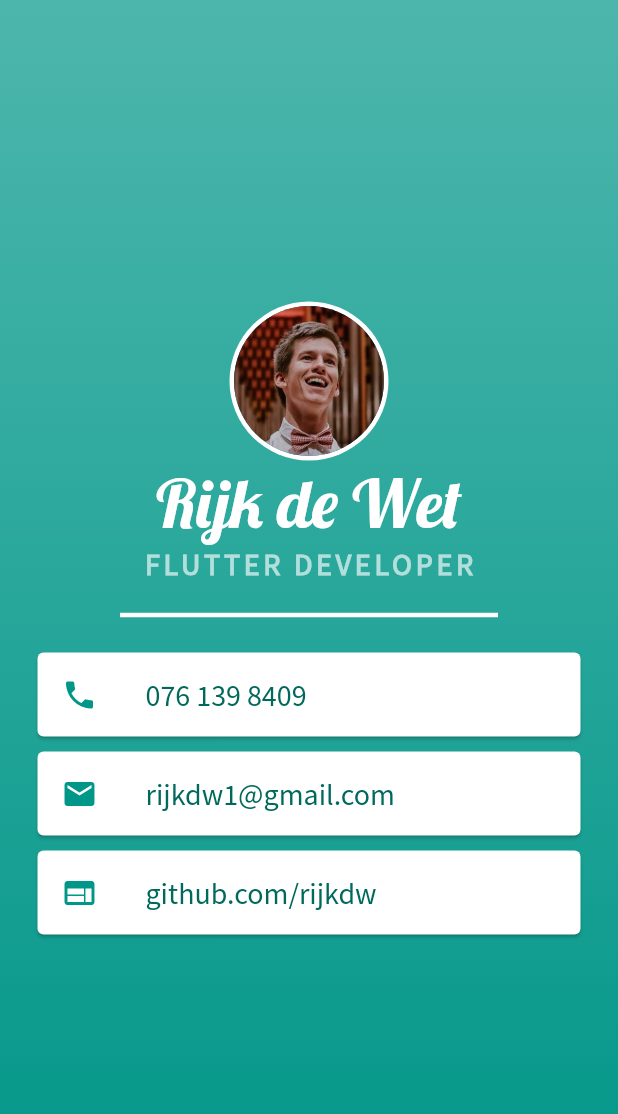
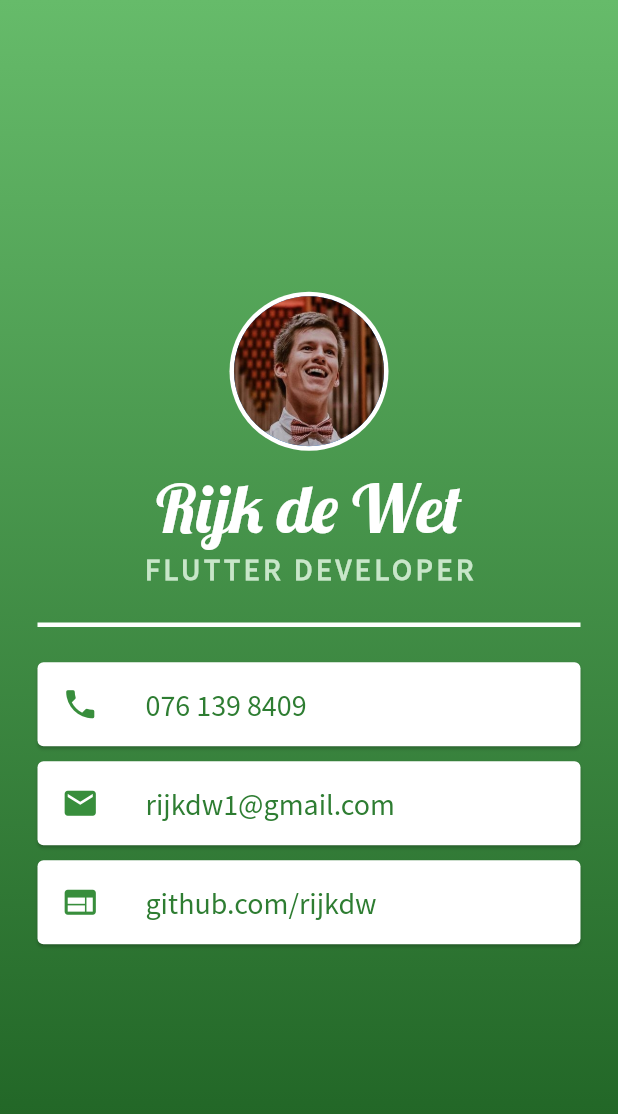
Before and after one commit to rijkdw/mi-card, a Flutter app: the screen it shows after launch, on a phone screen of 412 x 824 dp. Shown: the top 1114 px of the screen. Run offline on Flutter 3.47's test engine with Material 2 defaults, Android fonts, the phone set to English and light mode, and no system bars.

Commit message:
Clickable details, cohesive color theme

```diff
--- a/lib/main.dart
+++ b/lib/main.dart
@@ -1,6 +1,7 @@
 import 'package:flutter/cupertino.dart';
 import 'package:flutter/material.dart';
 import 'package:flutter/painting.dart';
+import 'package:url_launcher/url_launcher.dart';
 
 void main() => runApp(MyApp());
 
@@ -15,7 +16,10 @@ class MyApp extends StatelessWidget {
             gradient: LinearGradient(
               begin: Alignment.bottomCenter,
               end: Alignment.topCenter,
-              colors: [Colors.teal, Colors.teal[300]],
+              colors: [
+                Colors.green[900],
+                Colors.green[400],
+              ],
             ),
           ),
           child: SafeArea(
@@ -34,6 +38,9 @@ class MyApp extends StatelessWidget {
                     backgroundImage: AssetImage('images/me.jpg'),
                   ),
                 ),
+                SizedBox(
+                  height: 10,
+                ),
                 Text(
                   'Rijk de Wet',
                   style: TextStyle(
@@ -46,38 +53,38 @@ class MyApp extends StatelessWidget {
                   'FLUTTER DEVELOPER',
                   style: TextStyle(
                     fontSize: 20,
-                    color: Colors.teal[100],
+                    color: Colors.green[100],
                     fontFamily: 'Source Sans Pro',
                     fontWeight: FontWeight.bold,
                     letterSpacing: 2.5,
                   ),
                 ),
                 SizedBox(
-                  height: 7,
+                  height: 10,
                 ),
                 SizedBox(
                   height: 30,
                   child: Divider(
                     color: Colors.white,
                     thickness: 3,
-                    indent: 80,
-                    endIndent: 80,
+                    indent: 25,
+                    endIndent: 25,
                   ),
                 ),
                 DetailCard(
                   text: '076 139 8409',
                   iconData: Icons.phone,
-                  onPressed: () => print('phone pressed'),
+                  onPressed: () => launch('tel:0761398409'),
                 ),
                 DetailCard(
                   text: 'rijkdw1@gmail.com',
                   iconData: Icons.email,
-                  onPressed: () => print('email pressed'),
+                  onPressed: () => launch('mailto:rijkdw1@gmail.com'),
                 ),
                 DetailCard(
                   text: 'github.com/rijkdw',
                   iconData: Icons.web,
-                  onPressed: () => print('website pressed'),
+                  onPressed: () => launch('https://github.com/rijkdw'),
                 ),
               ],
             ),
@@ -89,7 +96,6 @@ class MyApp extends StatelessWidget {
 }
 
 class DetailCard extends StatelessWidget {
-
   final String text;
   final IconData iconData;
   final VoidCallback onPressed;
@@ -104,12 +110,13 @@ class DetailCard extends StatelessWidget {
       child: ListTile(
         leading: Icon(
           this.iconData,
-          color: Colors.teal,
+          color: Colors.green[700],
+          size: 25,
         ),
         title: Text(
           this.text,
           style: TextStyle(
-            color: Colors.teal[800],
+            color: Colors.green[800],
             fontFamily: 'Source Sans Pro',
             fontSize: 20,
           ),
--- a/pubspec.yaml
+++ b/pubspec.yaml
@@ -13,6 +13,8 @@ dependencies:
     sdk: flutter
 
   cupertino_icons: ^0.1.3
+
+  url_launcher: ^5.4.10
 
 dev_dependencies:
   flutter_test:
```
Also changed, not shown: pubspec.lock.
